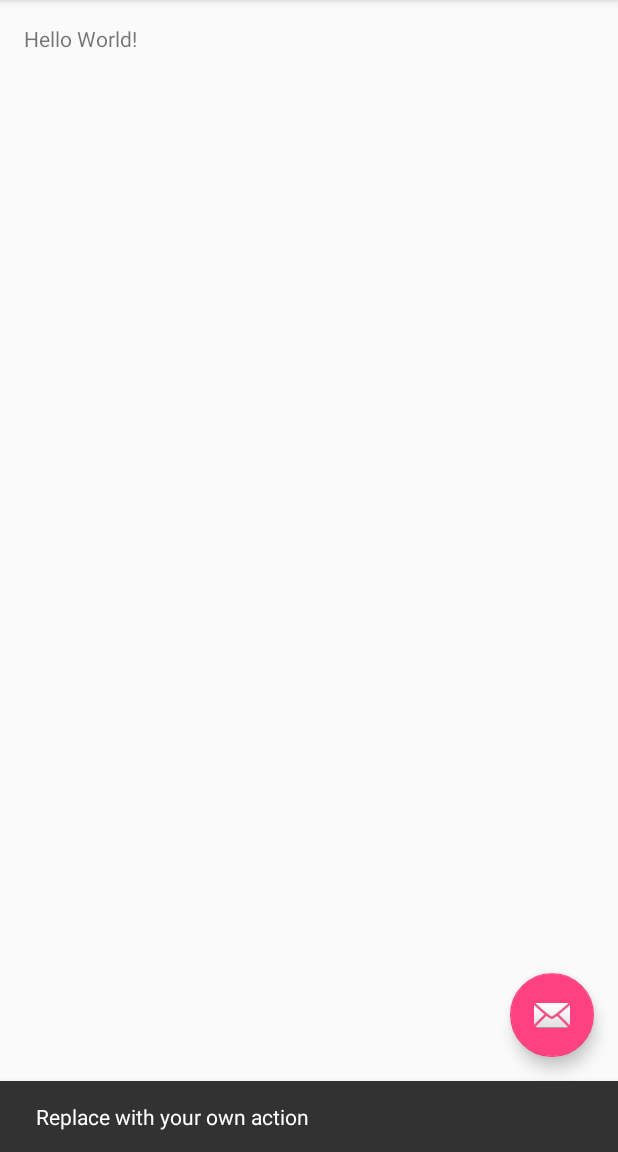
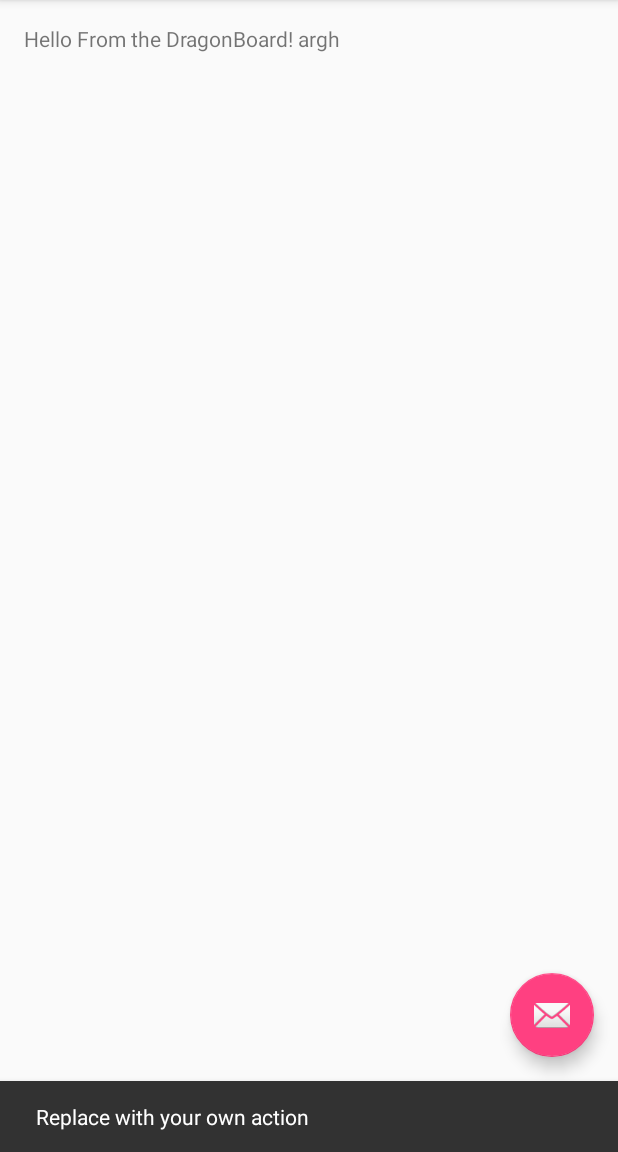
Before and after one commit to iconodo/GitExample, an Android app: the screen it shows after launch (GitExampleActivity), after a tap on an icon or button, on a phone screen of 412 x 824 dp, the part 84-1236 px from its top. Run offline under Robolectric (Android 15) with nearby library versions, the phone set to English and light mode, and no system bars.

Commit message:
Hello DBoard label

```diff
--- a/app/src/main/res/layout/content_git_example.xml
+++ b/app/src/main/res/layout/content_git_example.xml
@@ -15,5 +15,5 @@
     <TextView
         android:layout_width="wrap_content"
         android:layout_height="wrap_content"
-        android:text="Hello World!" />
+        android:text="Hello From the DragonBoard! argh" />
 </RelativeLayout>
```
